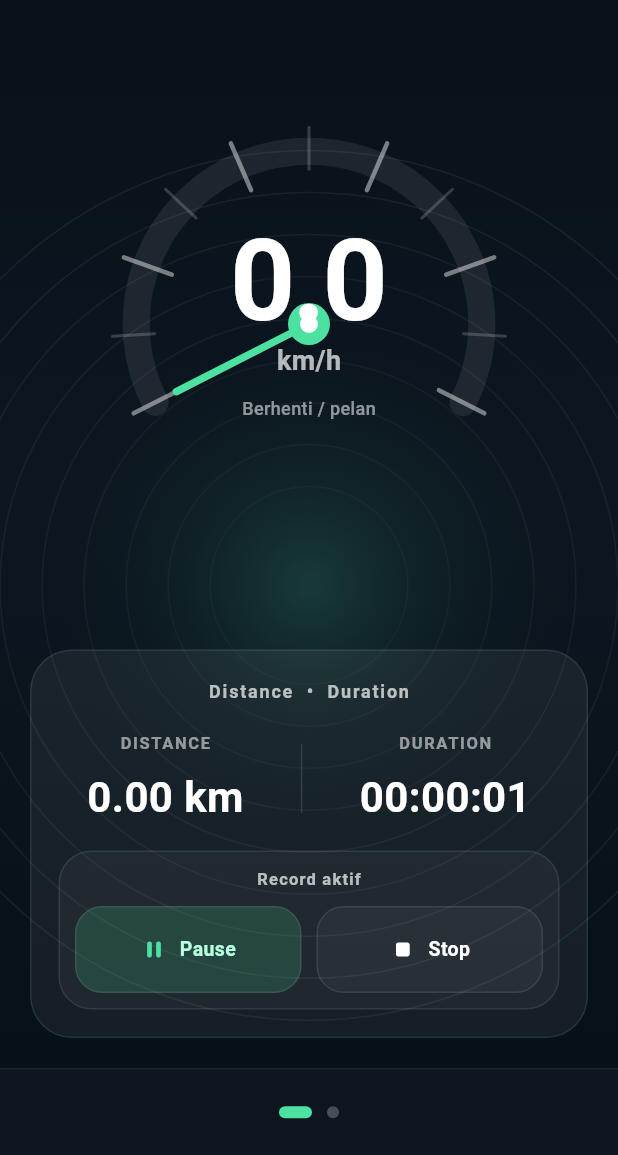
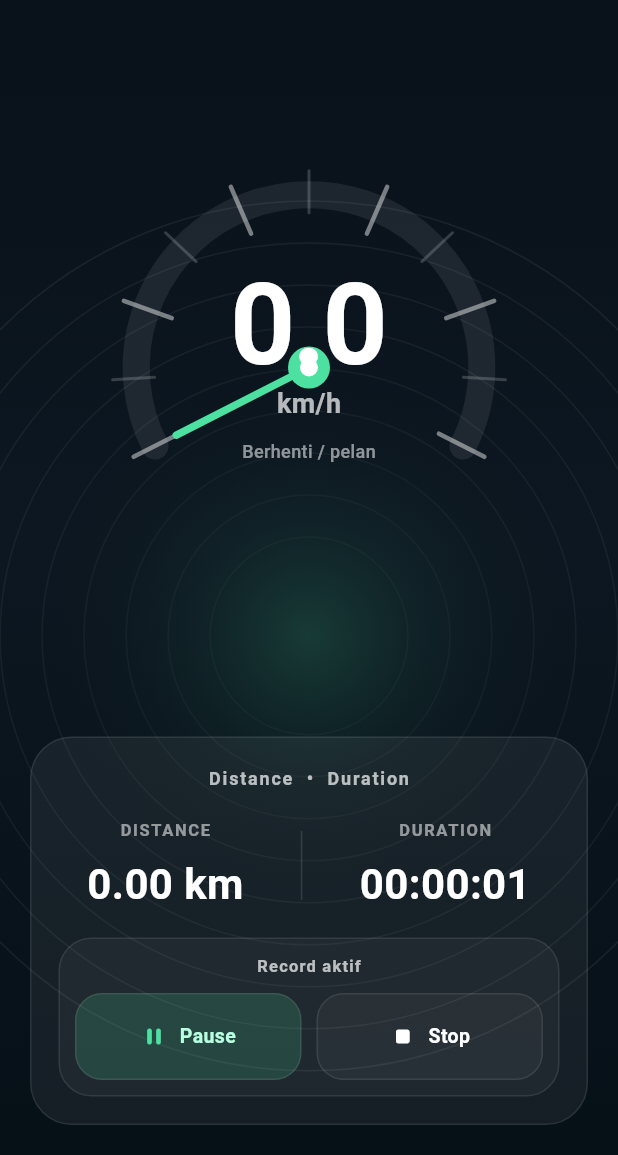
Before and after one commit to kyradais/mycyclocomp, a Flutter app: the screen it shows after launch, after a tap on "Start", on a phone screen of 412 x 824 dp, the part 81-1236 px from its top. Run offline on Flutter 3.47's test engine with Material 3 defaults, Android fonts, the phone set to English and light mode, and no system bars; our stand-ins replace file_picker, flutter_compass, flutter_map, geolocator, latlong2; missing offline and left inert: gpx.

Commit message:
Latest Fixed Version

```diff
--- a/lib/main.dart
+++ b/lib/main.dart
@@ -5,6 +5,7 @@ import 'dart:math' as math;
 import 'package:file_picker/file_picker.dart';
 import 'package:flutter/foundation.dart';
 import 'package:flutter/material.dart';
+import 'package:flutter/services.dart';
 import 'package:flutter_compass/flutter_compass.dart';
 import 'package:flutter_map/flutter_map.dart';
 import 'package:geolocator/geolocator.dart';
@@ -12,6 +13,13 @@ import 'package:gpx/gpx.dart';
 import 'package:latlong2/latlong.dart';
 
 void main() {
+  WidgetsFlutterBinding.ensureInitialized();
+  // Sembunyikan status bar (atas) & navigation bar (bawah) agar app fullscreen.
+  // immersiveSticky: overlay bisa muncul sementara dengan swipe dari tepi,
+  // lalu otomatis sembunyi lagi.
+
+  // Uncoment bagian ini untuk sembunyikan topbar
+  // SystemChrome.setEnabledSystemUIMode(SystemUiMode.immersiveSticky);
   runApp(const CyclocompApp());
 }
 
@@ -318,7 +326,6 @@ class _CyclocompHomeState extends State<CyclocompHome> {
           ),
         ],
       ),
-      bottomNavigationBar: _PageHintBar(pageIndex: _pageIndex),
     );
   }
 
@@ -360,63 +367,6 @@ class _CyclocompHomeState extends State<CyclocompHome> {
       return;
     }
     _mapController.rotate(-heading);
-  }
-}
-
-class _PageHintBar extends StatelessWidget {
-  const _PageHintBar({required this.pageIndex});
-
-  final int pageIndex;
-
-  @override
-  Widget build(BuildContext context) {
-    final darkUi = Theme.of(context).brightness == Brightness.dark;
-    return SafeArea(
-      top: false,
-      child: Container(
-        height: 58,
-        decoration: BoxDecoration(
-          color: darkUi
-              ? const Color(0xFF0D1721).withOpacity(0.9)
-              : Colors.white.withOpacity(0.92),
-          border: Border(
-            top: BorderSide(
-              color: darkUi ? Colors.white.withOpacity(0.06) : Colors.black.withOpacity(0.08),
-            ),
-          ),
-        ),
-        child: Row(
-          mainAxisAlignment: MainAxisAlignment.center,
-          children: [
-            _Dot(active: pageIndex == 0),
-            const SizedBox(width: 10),
-            _Dot(active: pageIndex == 1),
-          ],
-        ),
-      ),
-    );
-  }
-}
-
-class _Dot extends StatelessWidget {
-  const _Dot({required this.active});
-
-  final bool active;
-
-  @override
-  Widget build(BuildContext context) {
-    final darkUi = Theme.of(context).brightness == Brightness.dark;
-    return AnimatedContainer(
-      duration: const Duration(milliseconds: 220),
-      width: active ? 22 : 8,
-      height: 8,
-      decoration: BoxDecoration(
-        color: active
-            ? const Color(0xFF4DE1A1)
-            : (darkUi ? Colors.white24 : Colors.black26),
-        borderRadius: BorderRadius.circular(99),
-      ),
-    );
   }
 }
 
@@ -461,9 +411,25 @@ class SpeedometerPage extends StatelessWidget {
         child: Stack(
           children: [
             Positioned.fill(child: _SpeedometerBackdrop(darkUi: darkUi)),
-            Padding(
+            LayoutBuilder(
+              builder: (context, constraints) {
+                // Ukuran gauge menyesuaikan tinggi yang tersedia (misal saat
+                // app di-split/multi-window dan tinggi viewport mengecil),
+                // supaya tidak overflow tanpa perlu scroll dalam kondisi normal.
+                final availableHeight = constraints.maxHeight;
+                final gaugeSize = math.min(320.0, math.max(160.0, availableHeight * 0.42));
+
+                return SingleChildScrollView(
+                  physics: const ClampingScrollPhysics(),
+                  child: ConstrainedBox(
+                    constraints: BoxConstraints(minHeight: availableHeight),
+                    child: Padding(
                       padding: const EdgeInsets.symmetric(horizontal: 20),
                       child: Column(
+                        mainAxisAlignment: MainAxisAlignment.spaceBetween,
+                        children: [
+                          Column(
+                            mainAxisSize: MainAxisSize.min,
                             children: [
                               const SizedBox(height: 18),
                               Row(
@@ -481,15 +447,19 @@ class SpeedometerPage extends StatelessWidget {
                                   ),
                                 ],
                               ),
-                  const Spacer(),
+                            ],
+                          ),
                           Center(
                             child: _SpeedometerGauge(
                               speedKmh: reading.speedKmh,
                               status: reading.statusText,
                               darkUi: darkUi,
-                    ),
-                  ),
-                  const Spacer(),
+                              size: gaugeSize,
+                            ),
+                          ),
+                          Column(
+                            mainAxisSize: MainAxisSize.min,
+                            children: [
                               _TripStatsCard(
                                 distance: reading.distanceText,
                                 duration: reading.durationText,
@@ -504,6 +474,12 @@ class SpeedometerPage extends StatelessWidget {
                               const SizedBox(height: 20),
                             ],
                           ),
+                        ],
+                      ),
+                    ),
+                  ),
+                );
+              },
             ),
           ],
         ),
@@ -621,28 +597,34 @@ class _SpeedometerGauge extends StatelessWidget {
     required this.speedKmh,
     required this.status,
     required this.darkUi,
+    this.size = 320,
   });
 
   final double speedKmh;
   final String status;
   final bool darkUi;
+  final double size;
 
   @override
   Widget build(BuildContext context) {
     final darkUi = Theme.of(context).brightness == Brightness.dark;
+    // Skala proporsional terhadap ukuran dasar 320, agar font & spacing
+    // tetap proporsional saat gauge mengecil (misal di mode split-screen).
+    final scale = size / 320;
+
     return TweenAnimationBuilder<double>(
       tween: Tween(begin: 0, end: speedKmh),
       duration: const Duration(milliseconds: 700),
       curve: Curves.easeOutCubic,
       builder: (context, value, _) {
         return SizedBox(
-          width: 320,
-          height: 320,
+          width: size,
+          height: size,
           child: Stack(
             alignment: Alignment.center,
             children: [
               CustomPaint(
-                size: const Size(320, 320),
+                size: Size(size, size),
                 painter: _GaugePainter(value, darkUi: darkUi),
               ),
               Column(
@@ -652,27 +634,27 @@ class _SpeedometerGauge extends StatelessWidget {
                     value.toStringAsFixed(1),
                     style: TextStyle(
                       color: darkUi ? Colors.white : Colors.black87,
-                      fontSize: 76,
+                      fontSize: 76 * scale,
                       fontWeight: FontWeight.w700,
                       letterSpacing: -2,
                       height: 0.95,
                     ),
                   ),
-                  const SizedBox(height: 4),
+                  SizedBox(height: 4 * scale),
                   Text(
                     'km/h',
                     style: TextStyle(
                       color: darkUi ? Colors.white70 : Colors.black54,
-                      fontSize: 18,
+                      fontSize: 18 * scale,
                       fontWeight: FontWeight.w600,
                     ),
                   ),
-                  const SizedBox(height: 10),
+                  SizedBox(height: 10 * scale),
                   Text(
                     status,
                     style: TextStyle(
                       color: darkUi ? Colors.white54 : Colors.black45,
-                      fontSize: 12,
+                      fontSize: 12 * scale,
                       fontWeight: FontWeight.w500,
                     ),
                   ),
@@ -698,9 +680,24 @@ class _GaugePainter extends CustomPainter {
     final radius = size.width * 0.36;
     final rect = Rect.fromCircle(center: center, radius: radius);
 
+    // Skala semua elemen non-radius (stroke, tick, jarum, dot tengah) secara
+    // proporsional terhadap ukuran dasar 320px, agar tetap rapi & terbaca
+    // saat gauge mengecil (misal di mode split-screen).
+    final scale = size.width / 320;
+    final trackStrokeWidth = 18 * scale;
+    final tickOuterOffset = 16 * scale;
+    final tickInnerOffsetMajor = 18 * scale;
+    final tickInnerOffsetMinor = 12 * scale;
+    final tickStrokeWidthMajor = 3 * scale;
+    final tickStrokeWidthMinor = 2 * scale;
+    final needleStrokeWidth = math.max(2.0, 5 * scale);
+    final needleInsetFromEdge = 16 * scale;
+    final hubOuterRadius = 14 * scale;
+    final hubInnerRadius = 6 * scale;
+
     final trackPaint = Paint()
       ..style = PaintingStyle.stroke
-      ..strokeWidth = 18
+      ..strokeWidth = trackStrokeWidth
       ..strokeCap = StrokeCap.round
       ..color = darkUi
           ? Colors.white.withOpacity(0.08)
@@ -709,7 +706,7 @@ class _GaugePainter extends CustomPainter {
 
     final progress = Paint()
       ..style = PaintingStyle.stroke
-      ..strokeWidth = 18
+      ..strokeWidth = trackStrokeWidth
       ..strokeCap = StrokeCap.round
       ..shader = const LinearGradient(
         colors: [Color(0xFF4DE1A1), Color(0xFF83F0C1)],
@@ -725,18 +722,18 @@ class _GaugePainter extends CustomPainter {
     for (var i = 0; i <= 10; i++) {
       final tickAngle = math.pi * 0.85 + (math.pi * 1.3 / 10) * i;
       final outer = Offset(
-        center.dx + math.cos(tickAngle) * (radius + 16),
-        center.dy + math.sin(tickAngle) * (radius + 16),
+        center.dx + math.cos(tickAngle) * (radius + tickOuterOffset),
+        center.dy + math.sin(tickAngle) * (radius + tickOuterOffset),
       );
       final inner = Offset(
-        center.dx + math.cos(tickAngle) * (radius - (i.isEven ? 18 : 12)),
-        center.dy + math.sin(tickAngle) * (radius - (i.isEven ? 18 : 12)),
+        center.dx + math.cos(tickAngle) * (radius - (i.isEven ? tickInnerOffsetMajor : tickInnerOffsetMinor)),
+        center.dy + math.sin(tickAngle) * (radius - (i.isEven ? tickInnerOffsetMajor : tickInnerOffsetMinor)),
       );
       canvas.drawLine(
         inner,
         outer,
         Paint()
-          ..strokeWidth = i.isEven ? 3 : 2
+          ..strokeWidth = i.isEven ? tickStrokeWidthMajor : tickStrokeWidthMinor
           ..strokeCap = StrokeCap.round
           ..color = darkUi
               ? Colors.white.withOpacity(i.isEven ? 0.45 : 0.18)
@@ -745,7 +742,7 @@ class _GaugePainter extends CustomPainter {
     }
 
     final needleAngle = math.pi * 0.85 + (math.pi * 1.3 * (speed / 60));
-    final needleLength = radius - 16;
+    final needleLength = radius - needleInsetFromEdge;
     final needleEnd = Offset(
       center.dx + math.cos(needleAngle) * needleLength,
       center.dy + math.sin(needleAngle) * needleLength,
@@ -755,20 +752,20 @@ class _GaugePainter extends CustomPainter {
       center,
       needleEnd,
       Paint()
-        ..strokeWidth = 5
+        ..strokeWidth = needleStrokeWidth
         ..strokeCap = StrokeCap.round
         ..color = const Color(0xFF4DE1A1),
     );
 
     canvas.drawCircle(
       center,
-      14,
+      hubOuterRadius,
       Paint()
         ..color = darkUi ? const Color(0xFF4DE1A1) : const Color(0xFF0E5E4C),
     );
     canvas.drawCircle(
       center,
-      6,
+      hubInnerRadius,
       Paint()..color = darkUi ? Colors.white : Colors.black87,
     );
   }
```
Lines whose indentation alone changed are shown as unchanged.
